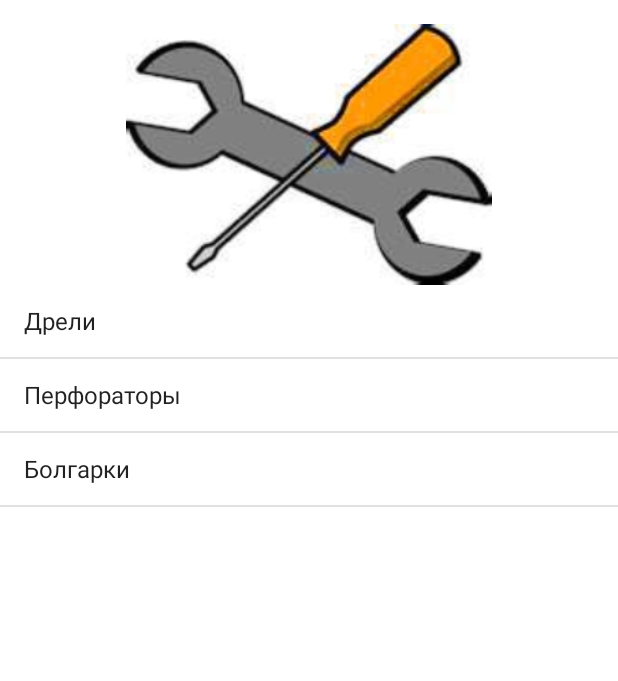
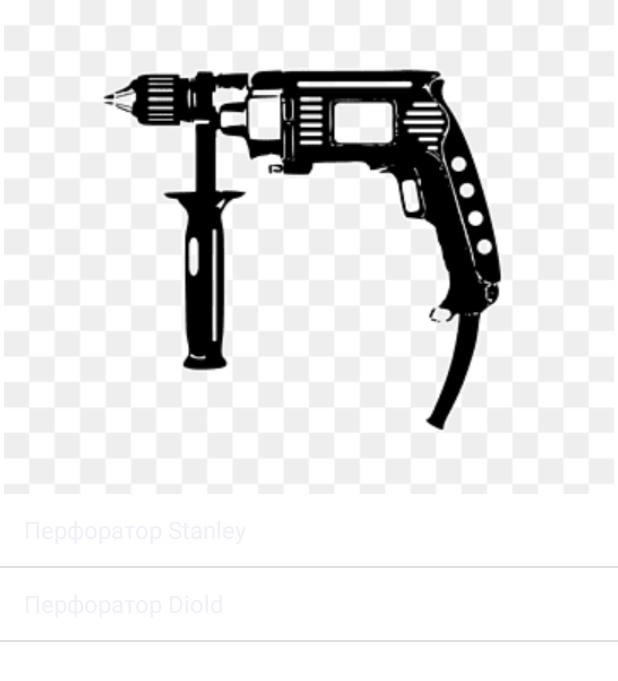
Before and after one commit to akita1000/Project, an Android app: the screen it shows after launch (MainActivity before the commit, PerforatorCategoryActivity after it), after a tap on "Перфораторы", on a phone screen of 412 x 824 dp. Shown: the top 681 px of the screen. Run offline under Robolectric (Android 15) with nearby library versions, the phone set to English and light mode, and no system bars.

Commit message:
2 коммит

```diff
--- a/app/src/main/AndroidManifest.xml
+++ b/app/src/main/AndroidManifest.xml
@@ -9,7 +9,9 @@
         android:roundIcon="@mipmap/ic_launcher_round"
         android:supportsRtl="true"
         android:theme="@style/Theme.ToolsShop">
-        <activity android:name=".DrillDetailActivity"></activity>
+        <activity android:name=".PerforatorDetailActivity"></activity>
+        <activity android:name=".PerforatorCategoryActivity" />
+        <activity android:name=".DrillDetailActivity" />
         <activity android:name=".DlirrDetailActivity" />
         <activity android:name=".DrillCategoryActivity" />
         <activity
--- a/app/src/main/java/com/example/toolsshop/MainActivity.java
+++ b/app/src/main/java/com/example/toolsshop/MainActivity.java
@@ -29,7 +29,11 @@ public class MainActivity extends AppCompatActivity {
                     case 0:
                         Intent intent = new Intent(getApplicationContext(), DrillCategoryActivity.class);
                         startActivity(intent);
-                            break;
+                        break;
+                    case 1:
+                        Intent intent1 = new Intent(getApplicationContext(), PerforatorCategoryActivity.class);
+                        startActivity(intent1);
+                        break;
                 }
             }
         });
--- /dev/null
+++ b/app/src/main/java/com/example/toolsshop/Perforator.java
@@ -0,0 +1,24 @@
+package com.example.toolsshop;
+
+public class Perforator {
+
+    private String title;
+    private String info;
+    private int imageResourceId;
+
+
+    public Perforator(String title, String info, int imageResourceId) {
+        this.title = title;
+        this.info = info;
+        this.imageResourceId = imageResourceId;
+    }
+
+    public String getTitle() { return title; }
+
+    public String getInfo() { return info; }
+
+    public int getImageResourceId() { return imageResourceId; }
+
+    @Override
+    public String toString() { return title; }
+}
--- /dev/null
+++ b/app/src/main/java/com/example/toolsshop/PerforatorCategoryActivity.java
@@ -0,0 +1,47 @@
+package com.example.toolsshop;
+
+import androidx.appcompat.app.ActionBar;
+import androidx.appcompat.app.AppCompatActivity;
+
+import android.content.Intent;
+import android.os.Bundle;
+import android.view.View;
+import android.widget.AdapterView;
+import android.widget.ArrayAdapter;
+import android.widget.ListView;
+
+import java.util.ArrayList;
+
+public class PerforatorCategoryActivity extends AppCompatActivity {
+
+    private ListView listViewPerforators;
+    private ArrayList <Perforator> perforators;
+
+    @Override
+    protected void onCreate(Bundle savedInstanceState) {
+        super.onCreate(savedInstanceState);
+        setContentView(R.layout.activity_perforator_category);
+        ActionBar actionBar = getSupportActionBar();
+        if(actionBar != null) {
+            actionBar.hide();
+        }
+        perforators = new ArrayList <>();
+        perforators.add(new Perforator(getString(R.string.perforator_stanley_title), getString(R.string.perforator_stanley_info), R.drawable.stanley));
+        perforators.add(new Perforator(getString(R.string.perforator_diold_title), getString(R.string.perforator_diold_info), R.drawable.diold));
+        listViewPerforators = findViewById(R.id.listViewPerforators);
+        ArrayAdapter <Perforator> adapter = new ArrayAdapter(getApplicationContext(), android.R.layout.simple_list_item_1, perforators);
+        listViewPerforators.setAdapter(adapter);
+        listViewPerforators.setOnItemClickListener(new AdapterView.OnItemClickListener() {
+            @Override
+            public void onItemClick(AdapterView<?> adapterView, View view, int position, long id) {
+                Perforator perforator = perforators.get(position);
+                Intent intent = new Intent(getApplicationContext(), PerforatorDetailActivity.class);
+                startActivity(intent);
+                intent.putExtra("title", perforator.getTitle());
+                intent.putExtra("info", perforator.getInfo());
+                intent.putExtra("imageResourceId", perforator.getImageResourceId());
+                startActivity(intent);
+            }
+        });
+    }
+}
--- /dev/null
+++ b/app/src/main/res/layout/activity_perforator_category.xml
@@ -0,0 +1,36 @@
+<?xml version="1.0" encoding="utf-8"?>
+<androidx.constraintlayout.widget.ConstraintLayout xmlns:android="http://schemas.android.com/apk/res/android"
+    xmlns:app="http://schemas.android.com/apk/res-auto"
+    xmlns:tools="http://schemas.android.com/tools"
+    android:layout_width="match_parent"
+    android:layout_height="match_parent"
+    tools:context=".PerforatorCategoryActivity">
+
+    <ImageView
+        android:id="@+id/imageViewPerforator"
+        android:layout_width="0dp"
+        android:layout_height="0dp"
+        android:adjustViewBounds="true"
+        app:layout_constraintBottom_toTopOf="@+id/guideline"
+        app:layout_constraintEnd_toEndOf="parent"
+        app:layout_constraintStart_toStartOf="parent"
+        app:layout_constraintTop_toTopOf="parent"
+        app:srcCompat="@drawable/perforator" />
+
+    <androidx.constraintlayout.widget.Guideline
+        android:id="@+id/guideline"
+        android:layout_width="wrap_content"
+        android:layout_height="wrap_content"
+        android:orientation="horizontal"
+        app:layout_constraintGuide_percent="0.4" />
+
+    <ListView
+        android:id="@+id/listViewPerforators"
+        android:layout_width="wrap_content"
+        android:layout_height="0dp"
+        app:layout_constraintBottom_toBottomOf="parent"
+        app:layout_constraintEnd_toEndOf="parent"
+        app:layout_constraintStart_toStartOf="parent"
+        app:layout_constraintTop_toBottomOf="@+id/imageViewPerforator" />
+
+</androidx.constraintlayout.widget.ConstraintLayout>
--- a/app/src/main/res/values/strings.xml
+++ b/app/src/main/res/values/strings.xml
@@ -2,7 +2,7 @@
     <string name="app_name">Tools Shop</string>
     <string name="logo_description">Логотип магазина инструментов</string>
     <string name="logo_drill">Логотип дрели</string>
-    <string-array name= "tools">
+    <string-array name="tools">
         <item>Дрели</item>
         <item>Перфораторы</item>
         <item>Болгарки</item>
@@ -13,4 +13,10 @@
     <string name="drill_interskol_info"> Ударная дрель Interskol имеет две скорости сверления - пользователь может выбрать подходящую. Корпус редуктора выполнен из алюминия. Есть два рабочих режима: сверление и сверление с ударом. Дрель обладает системой электронной регулировки частоты вращения. Данный инструмент подходит как для профессионального, так и для бытового использования..</string>
     <string name="drill_makita_info"> Ударная рель Makita имеет две скорости сверления - пользователь может выбрать подходящую. Корпус редуктора выполнен из алюминия. Есть два рабочих режима: сверление и сверление с ударом. Дрель обладает системой электронной регулировки частоты вращения. Данный инструмент подходит как для профессионального, так и для бытового использования..</string>
     <string name="drill_dewalt_info"> Ударная дрель DeWalt имеет две скорости сверления - пользователь может выбрать подходящую. Корпус редуктора выполнен из алюминия. Есть два рабочих режима: сверление и сверление с ударом. Дрель обладает системой электронной регулировки частоты вращения. Данный инструмент подходит как для профессионального, так и для бытового использования..</string>
+
+    <string name="perforator_stanley_title">Перфоратор Stanley</string>
+    <string name="perforator_diold_title">Перфоратор Diold</string>
+    <string name="perforator_stanley_info"> Надежный перфоратор Stanley оборудован системой обратного хода (реверс). Кроме того, можно с легкостью регулировать частоту ударов и вращение сверла. Комфортной работе способствуют ограничитель глубины сверления и дополнительная рукоятка. Для безопасности имеется предохранительная муфта, которая срабатывает в случае остановки бура.  </string>
+    <string name="perforator_diold_info"> Надежный перфоратор Diold оборудован системой обратного хода (реверс). Кроме того, можно с легкостью регулировать частоту ударов и вращение сверла. Комфортной работе способствуют ограничитель глубины сверления и дополнительная рукоятка. Для безопасности имеется предохранительная муфта, которая срабатывает в случае остановки бура.</string>
+
 </resources>
```
Also changed, not shown: app/src/main/java/com/example/toolsshop/PerforatorDetailActivity.java (added, +41 -0 lines), app/src/main/res/layout/activity_perforator_detail.xml (added, +48 -0 lines), app/src/main/res/drawable-v24/diold.jpg (added), app/src/main/res/drawable-v24/perforator.png (added), app/src/main/res/drawable-v24/stanley.png (added), 1 other file.
